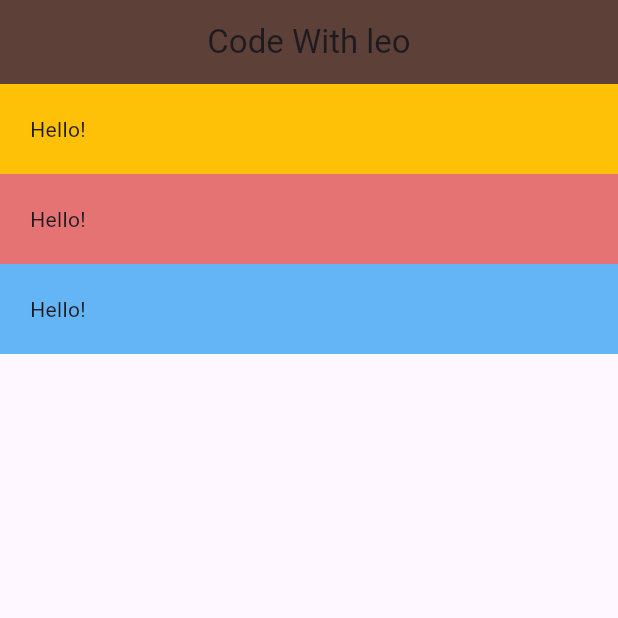
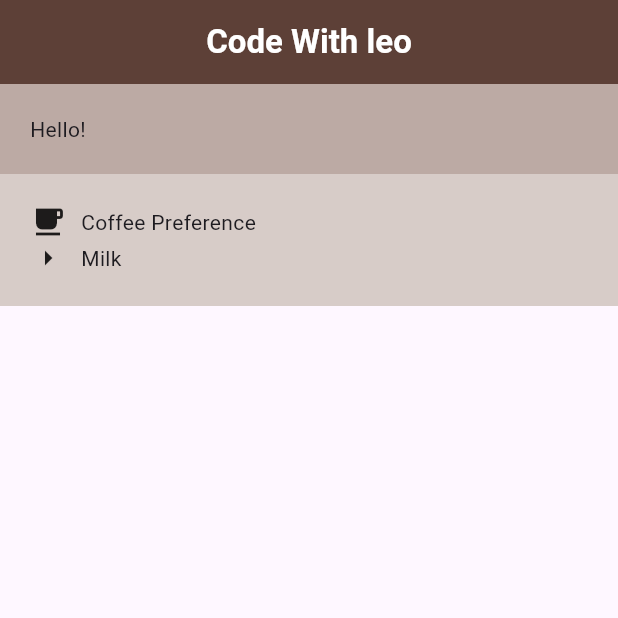
Before and after one commit to sajithcode/flutter_learn_step_by_step, a Flutter app: the screen it shows after launch, on a phone screen of 412 x 824 dp, the top half of it. Run offline on Flutter 3.47's test engine with Material 3 defaults, Android fonts, the phone set to English and light mode, and no system bars.

Commit message:
Add Coffee Preference widget and integrate it into Home screen

```diff
--- /dev/null
+++ b/lib/coffee_pref.dart
@@ -0,0 +1,28 @@
+import 'package:flutter/material.dart';
+
+class Coffeepref extends StatelessWidget {
+  const Coffeepref({super.key});
+
+  @override
+  Widget build(BuildContext context) {
+    return const Column(
+      children: [
+        Row(
+          children: [
+            Icon(Icons.local_cafe),
+            SizedBox(width: 10),
+            Text("Coffee Preference"),
+          ],
+        ),
+        Row(
+          children: [
+            Icon(Icons.arrow_right),
+            SizedBox(width: 10),
+            Text("Milk"),
+          ],
+        ),
+
+      ],
+    );
+  }
+}
--- a/lib/home.dart
+++ b/lib/home.dart
@@ -1,4 +1,5 @@
 import 'package:flutter/material.dart';
+import 'package:fyhbfsd/coffee_pref.dart';
 
 
 class Home extends StatelessWidget {
@@ -8,7 +9,10 @@ class Home extends StatelessWidget {
   Widget build(BuildContext context) {
     return Scaffold(
     appBar: AppBar(
-      title: const Text("Code With leo"),
+      title: const Text("Code With leo", style: TextStyle(
+        color: Colors.white,
+        fontWeight: FontWeight.bold,
+        )),
       backgroundColor: Colors.brown[700],
       centerTitle: true,
     ),
@@ -17,20 +21,14 @@ class Home extends StatelessWidget {
       mainAxisAlignment: MainAxisAlignment.start,
       children: [
         Container(
-          color: Colors.amber,
-          width: 200,
+          color: Colors.brown[200],
           padding: const EdgeInsets.all(20),
           child: const Text("Hello!"),
         ),
         Container(
-          color: Colors.red[300],
+          color: Colors.brown[100],
           padding: const EdgeInsets.all(20),
-          child: const Text("Hello!"),
-        ),
-        Container(
-          color: Colors.blue[300],
-          padding: const EdgeInsets.all(20),
-          child: const Text("Hello!"),
+          child: Coffeepref(),
         ),
       ],
     ),
```
Also changed, not shown: lib/main.dart (+36 -0 lines).
